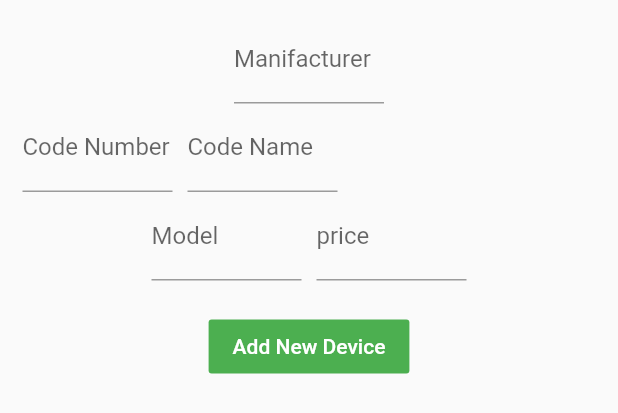
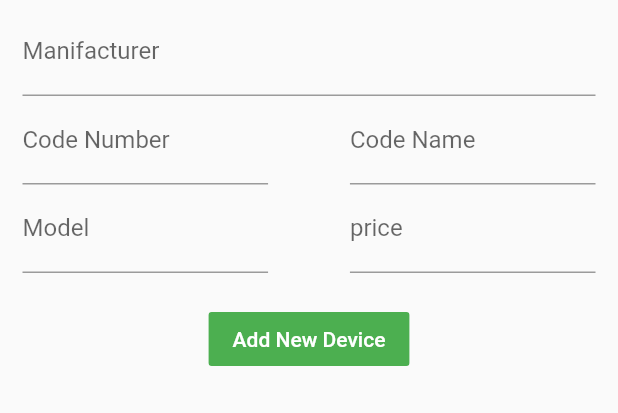
Before and after one commit to Asafvm/project_ts_2020, a Flutter app: the AddDeviceForm widget shown alone on an empty page, opened directly, on a phone screen of 412 x 824 dp. Shown: the top 413 px of the screen. Run offline on Flutter 3.47's test engine with Material 2 defaults, Android fonts, the phone set to English and light mode, and no system bars; our stand-ins replace cloud_firestore, cloud_functions, file_picker; missing offline and left inert: flutter_auth_buttons, flutter_pdfview, positioned_tap_detector; accounts and stored records are empty; network calls fail.

```diff
--- a/lib/main.dart
+++ b/lib/main.dart
@@ -1,32 +1,34 @@
 import 'package:flutter/material.dart';
+import 'package:teamshare/providers/firebase_auth.dart';
 import 'package:teamshare/screens/admin_menu_screen.dart';
 import 'package:teamshare/screens/login_screen.dart';
 import 'package:teamshare/screens/main_screen.dart';
+import 'package:provider/provider.dart';
 
 void main() {
   runApp(TeamShare());
 }
 
-class TeamShare extends StatefulWidget {
-  @override
-  _TeamShareState createState() => _TeamShareState();
-}
-
-class _TeamShareState extends State<TeamShare> {
+class TeamShare extends StatelessWidget {
   @override
   Widget build(BuildContext context) {
-    return MaterialApp(
+    return MultiProvider(
+      providers: [
+        ChangeNotifierProvider.value(value: FirebaseAuth()),
+      ],
+      child: MaterialApp(
         title: 'Team Share',
         theme: ThemeData(
-    primarySwatch: Colors.green,
-    accentColor: Colors.lightGreen,
+          primarySwatch: Colors.green,
+          accentColor: Colors.lightGreen,
         ),
         home: SafeArea(child: LoginScreen()),
         routes: {
-    MainScreen.routeName: (ctx) => MainScreen(),
-    LoginScreen.routeName: (ctx) => LoginScreen(),
-    AdminMenuScreen.routeName: (ctx) => AdminMenuScreen(),
+          MainScreen.routeName: (ctx) => MainScreen(),
+          //LoginScreen.routeName: (ctx) => LoginScreen(),
+          AdminMenuScreen.routeName: (ctx) => AdminMenuScreen(),
         },
-      );
+      ),
+    );
   }
 }
--- /dev/null
+++ b/lib/providers/firebase_auth.dart
@@ -0,0 +1,28 @@
+import 'dart:convert';
+
+import 'package:flutter/widgets.dart';
+import 'package:http/http.dart' as http;
+
+class FirebaseAuth with ChangeNotifier {
+  String _token;
+  DateTime _expiryDate;
+  String _userId;
+
+  Future<void> signup(String email, String password) async {
+    const key = 'AIzaSyAfy1vsq7uZuBvrFH831MAqtRh1zywnJ68';
+    const url =
+        'https://identitytoolkit.googleapis.com/v1/accounts:signUp?key=' + key;
+
+    final respose = await http.post(
+      url,
+      body: jsonEncode(
+        {
+          'email': email,
+          'password': password,
+          'returnSecureToken': true,
+        },
+      ),
+    );
+    print(json.decode(respose.body));
+  }
+}
--- a/lib/screens/pdf_viewer_page.dart
+++ b/lib/screens/pdf_viewer_page.dart
@@ -1,12 +1,10 @@
 import 'dart:async';
-import 'dart:io';
 
 import 'package:cloud_functions/cloud_functions.dart';
 import 'package:flutter/material.dart';
 import 'package:flutter_pdfview/flutter_pdfview.dart';
 import 'package:positioned_tap_detector/positioned_tap_detector.dart';
 import 'package:teamshare/models/field.dart';
-import 'package:teamshare/providers/file_provider.dart';
 import 'package:teamshare/widgets/add_field_form.dart';
 import 'package:teamshare/widgets/custom_appbar.dart';
 import 'package:teamshare/widgets/custom_field.dart';
@@ -26,8 +24,6 @@ class _PDFScreenState extends State<PDFScreen> {
   List<Field> _fields = [];
   List<Field> _fieldsInPage = [];
   Completer<PDFViewController> _controller = Completer<PDFViewController>();
-
-  PDFViewController _pdfView;
 
   @override
   void didChangeDependencies() {
--- a/lib/widgets/add_device_form.dart
+++ b/lib/widgets/add_device_form.dart
@@ -2,8 +2,6 @@ import 'package:cloud_functions/cloud_functions.dart';
 import 'package:flutter/material.dart';
 import 'package:flutter/services.dart';
 import 'package:teamshare/models/device.dart';
-
-import 'custom_textformfield.dart';
 
 class AddDeviceForm extends StatefulWidget {
   @override
@@ -16,31 +14,42 @@ class _AddDeviceFormState extends State<AddDeviceForm> {
       manifacturer: "", codeName: "", codeNumber: "", model: "", price: 0.0);
   final _deviceForm = GlobalKey<FormState>();
 
+  Widget _buildTextFormField(
+      String label, TextInputType type, Function onSave) {
+    return TextFormField(
+      decoration: InputDecoration(labelText: label),
+      keyboardType: type,
+      onSaved: onSave,
+    );
+  }
+
   @override
   Widget build(BuildContext context) {
     return _uploading
-        ? Padding(
-            padding: const EdgeInsets.all(20.0),
-            child: FittedBox(child: CircularProgressIndicator()),
+        ? Center(
+            child: Padding(
+              padding: const EdgeInsets.all(10.0),
+              child: FittedBox(
+                child: CircularProgressIndicator(),
+              ),
+            ),
           )
         : SingleChildScrollView(
             padding: EdgeInsets.only(
-                left: 10,
-                top: 10,
-                right: 10,
+                left: 15,
+                top: 5,
+                right: 15,
                 bottom: MediaQuery.of(context).viewInsets.bottom + 10),
             child: Form(
               key: _deviceForm,
               child: Column(
-                mainAxisSize: MainAxisSize.min,
+                // mainAxisSize: MainAxisSize.min,
                 mainAxisAlignment: MainAxisAlignment.spaceAround,
                 children: <Widget>[
-                  Padding(
-                    padding: const EdgeInsets.symmetric(horizontal: 5),
-                    child: CustomTextFormField(
-                      label: 'Manifacturer',
-                      keyType: TextInputType.text,
-                      onSavedFunction: (val) {
+                  _buildTextFormField(
+                    "Manifacturer",
+                    TextInputType.text,
+                    (val) {
                       _newDevice = Device(
                         manifacturer: val,
                         codeName: _newDevice.codeName,
@@ -50,17 +59,14 @@ class _AddDeviceFormState extends State<AddDeviceForm> {
                       );
                     },
                   ),
-                  ),
                   Row(
                     children: <Widget>[
                       Flexible(
-                        flex: 1,
-                        child: Padding(
-                          padding: const EdgeInsets.symmetric(horizontal: 5),
-                          child: CustomTextFormField(
-                            label: 'Code Number',
-                            keyType: TextInputType.text,
-                            onSavedFunction: (val) {
+                        flex: 3,
+                        child: _buildTextFormField(
+                          "Code Number",
+                          TextInputType.text,
+                          (val) {
                             _newDevice = Device(
                               manifacturer: _newDevice.manifacturer,
                               codeName: _newDevice.codeName,
@@ -71,15 +77,15 @@ class _AddDeviceFormState extends State<AddDeviceForm> {
                           },
                         ),
                       ),
+                      Spacer(
+                        flex: 1,
                       ),
                       Flexible(
-                        flex: 1,
-                        child: Padding(
-                          padding: const EdgeInsets.symmetric(horizontal: 5),
-                          child: CustomTextFormField(
-                            label: 'Code Name',
-                            keyType: TextInputType.text,
-                            onSavedFunction: (val) {
+                        flex: 3,
+                        child: _buildTextFormField(
+                          'Code Name',
+                          TextInputType.text,
+                          (val) {
                             _newDevice = Device(
                               manifacturer: _newDevice.manifacturer,
                               codeName: val,
@@ -90,20 +96,16 @@ class _AddDeviceFormState extends State<AddDeviceForm> {
                           },
                         ),
                       ),
-                      ),
                     ],
                   ),
                   Row(
-                    mainAxisSize: MainAxisSize.min,
                     children: <Widget>[
                       Flexible(
-                        flex: 1,
-                        child: Padding(
-                          padding: const EdgeInsets.symmetric(horizontal: 5),
-                          child: CustomTextFormField(
-                            label: 'Model',
-                            keyType: TextInputType.text,
-                            onSavedFunction: (val) {
+                        flex: 3,
+                        child: _buildTextFormField(
+                          "Model",
+                          TextInputType.text,
+                          (val) {
                             _newDevice = Device(
                               manifacturer: _newDevice.manifacturer,
                               codeName: _newDevice.codeName,
@@ -114,16 +116,15 @@ class _AddDeviceFormState extends State<AddDeviceForm> {
                           },
                         ),
                       ),
+                      Spacer(
+                        flex: 1,
                       ),
                       Flexible(
-                        flex: 1,
-                        child: Padding(
-                          padding: const EdgeInsets.symmetric(horizontal: 5),
-                          child: CustomTextFormField(
-                            label: 'price',
-                            keyType:
+                        flex: 3,
+                        child: _buildTextFormField(
+                          "price",
                           TextInputType.numberWithOptions(decimal: true),
-                            onSavedFunction: (val) {
+                          (val) {
                             _newDevice = Device(
                               manifacturer: _newDevice.manifacturer,
                               codeName: _newDevice.codeName,
@@ -132,7 +133,6 @@ class _AddDeviceFormState extends State<AddDeviceForm> {
                               price: double.parse(val),
                             );
                           },
-                          ),
                         ),
                       ),
                     ],
@@ -157,9 +157,9 @@ class _AddDeviceFormState extends State<AddDeviceForm> {
                                           error.toString()),
                                       actions: <Widget>[
                                         FlatButton(
-                                            onPressed:
-                                                Navigator.of(context).pop,
-                                            child: Text('Ok'))
+                                          onPressed: Navigator.of(context).pop,
+                                          child: Text('Ok'),
+                                        ),
                                       ],
                                     ));
                           } finally {
@@ -189,6 +189,8 @@ class _AddDeviceFormState extends State<AddDeviceForm> {
           "codeNumber": _newDevice.codeNumber,
           "model": _newDevice.model,
           "price": _newDevice.price,
-    });
+        })
+        .then((value) => print("then: " + value.data.toString()))
+        .catchError((e) => print("error: " + e.toString()));
   }
 }
--- a/lib/widgets/custom_textformfield.dart
+++ b/lib/widgets/custom_textformfield.dart
@@ -14,14 +14,11 @@ class CustomTextFormField extends StatelessWidget {
 
   @override
   Widget build(BuildContext context) {
-    return SizedBox(
-      width: 100,
-      child: TextFormField(
-        decoration: InputDecoration(labelText: label),
-        keyboardType: keyType,
-        onSaved: onSavedFunction,
-        //validator: RegExp(regExp),
-      ),
+    return TextFormField(
+      decoration: InputDecoration(labelText: label),
+      keyboardType: keyType,
+      onSaved: onSavedFunction,
+      //validator: RegExp(regExp),
     );
   }
 }
--- a/pubspec.yaml
+++ b/pubspec.yaml
@@ -19,6 +19,8 @@ environment:
 dependencies:
   flutter:
     sdk: flutter
+  provider: 4.0.5
+
   #http requests
   http: 0.12.0+4
   #firebase
```
Also changed, not shown: lib/providers/firebase_firestore_provider.dart (added, +16 -0 lines), lib/screens/login_screen.dart (+80 -15 lines), pubspec.lock. Lines whose indentation alone changed are shown as unchanged.
